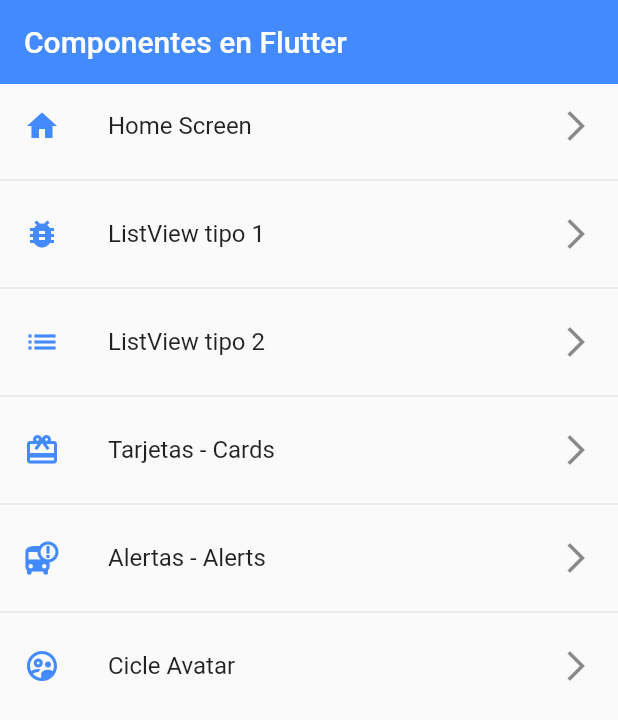
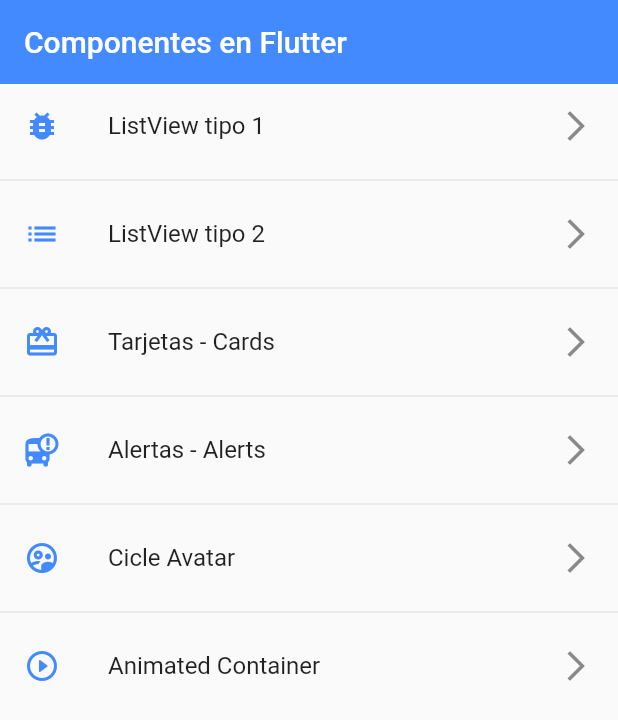
Before and after one commit to Amalip/FlutterComponents, a Flutter app: the screen it shows after launch, on a phone screen of 412 x 824 dp. Shown: the top 720 px of the screen. Run offline on Flutter 3.47's test engine with Material 2 defaults, Android fonts, the phone set to English and light mode, and no system bars.

Commit message:
Animated container

```diff
--- a/lib/router/app_routes.dart
+++ b/lib/router/app_routes.dart
@@ -6,11 +6,11 @@ class AppRoutes {
   static const initialRoute = 'home';
 
   static final menuOptions = <MenuOption>[
-    MenuOption(
+    /*MenuOption(
         route: 'home',
         icon: Icons.home,
         name: "Home Screen",
-        screen: const HomeScreen()),
+        screen: const HomeScreen()),*/
     MenuOption(
         route: 'listView1',
         icon: Icons.bug_report,
@@ -36,10 +36,17 @@ class AppRoutes {
         icon: Icons.supervised_user_circle_outlined,
         name: "Cicle Avatar",
         screen: const AvatarScreen()),
+    MenuOption(
+        route: 'animatedView',
+        icon: Icons.play_circle_outline_rounded,
+        name: "Animated Container",
+        screen: const AnimatedScreen()),
   ];
 
   static Map<String, Widget Function(BuildContext)> getAppRoutes() {
     Map<String, Widget Function(BuildContext)> appRoutes = {};
+
+    appRoutes.addAll({'home': (BuildContext context) => const HomeScreen()});
 
     for (final option in menuOptions) {
       appRoutes.addAll({option.route: (BuildContext context) => option.screen});
--- a/lib/screens/screens.dart
+++ b/lib/screens/screens.dart
@@ -1,4 +1,5 @@
 export 'package:flutter_components/screens/alert_screen.dart';
+export 'package:flutter_components/screens/animated_screen.dart';
 export 'package:flutter_components/screens/avatar_screen.dart';
 export 'package:flutter_components/screens/card_screen.dart';
 export 'package:flutter_components/screens/home_screen.dart';
```
Also changed, not shown: lib/screens/animated_screen.dart (added, +50 -0 lines).
